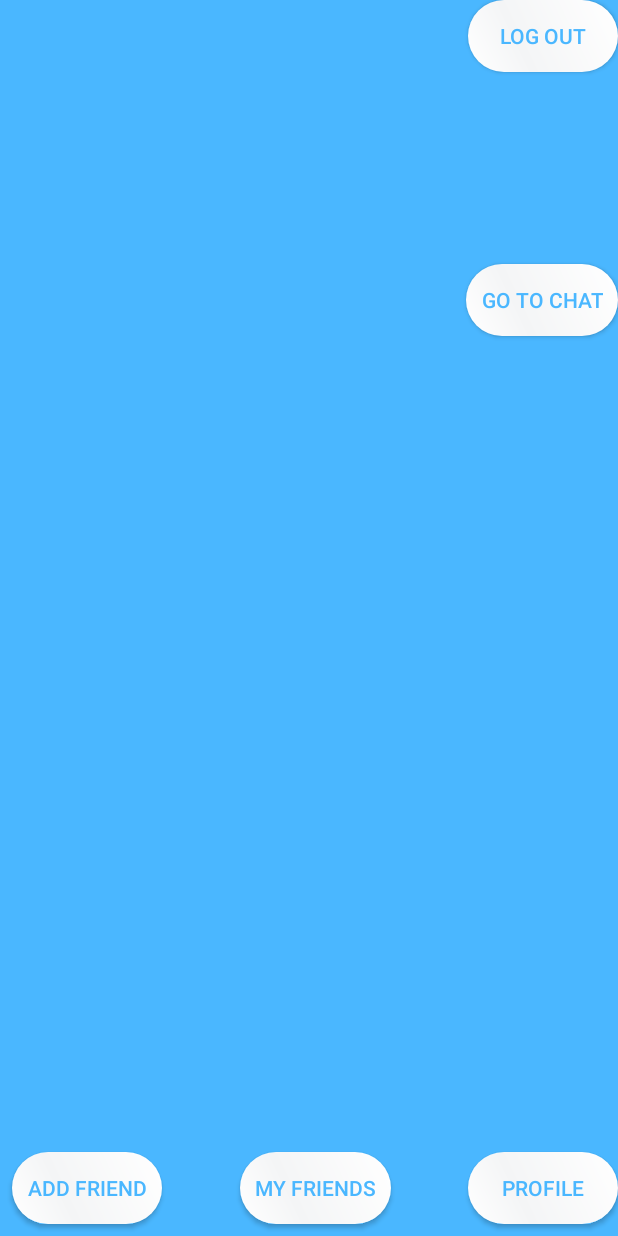
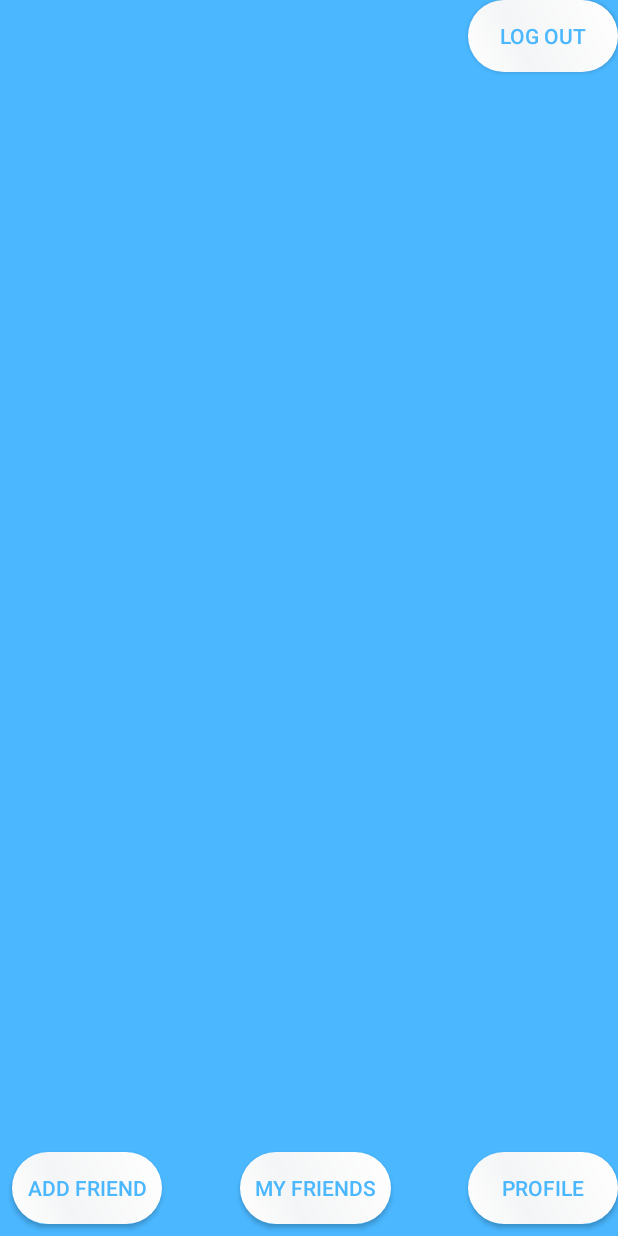
Before and after one commit to MarcusHellkvist/Chat-Application, an Android app: the screen it shows after launch once a user with an empty profile is signed in (Chat_Activity), on a phone screen of 412 x 824 dp. Run offline under Robolectric (Android 15) with nearby library versions, the phone set to English and light mode, and no system bars; our stand-ins replace Firebase (no records; nobody signed in at launch, a user with empty details on screens opened directly).

Commit message:
Alona 25nov. friend list items fixt

```diff
--- a/app/src/main/res/layout/activity_chat_.xml
+++ b/app/src/main/res/layout/activity_chat_.xml
@@ -52,17 +52,5 @@
         app:layout_constraintEnd_toStartOf="@+id/btn_profile"
         app:layout_constraintStart_toEndOf="@+id/button_add_friend" />
 
-    <Button
-        android:id="@+id/go_to_chat"
-        android:layout_width="wrap_content"
-        android:layout_height="wrap_content"
-        android:layout_marginTop="128dp"
-        android:background="@drawable/small_white_bitton"
-        android:textColor="@color/colorTextWhiteButton"
-        android:onClick="goToChstButtonPressed"
-        android:text="Go to chat"
-        app:layout_constraintEnd_toEndOf="parent"
-        app:layout_constraintHorizontal_bias="1.0"
-        app:layout_constraintStart_toStartOf="parent"
-        app:layout_constraintTop_toBottomOf="@+id/log_out" />
+
 </androidx.constraintlayout.widget.ConstraintLayout>
--- a/app/src/main/res/layout/user_list_items.xml
+++ b/app/src/main/res/layout/user_list_items.xml
@@ -2,7 +2,7 @@
 <androidx.constraintlayout.widget.ConstraintLayout xmlns:android="http://schemas.android.com/apk/res/android"
     xmlns:app="http://schemas.android.com/apk/res-auto"
     android:layout_width="match_parent"
-    android:layout_height="match_parent"
+    android:layout_height="wrap_content"
     xmlns:tools="http://schemas.android.com/tools"
     android:background="@color/colorBackground">
 
@@ -48,9 +48,10 @@
         android:id="@+id/user_photo"
         android:layout_width="56dp"
         android:layout_height="47dp"
-        android:layout_marginTop="6dp"
+        android:layout_marginTop="4dp"
         android:layout_marginEnd="4dp"
         app:layout_constraintEnd_toStartOf="@+id/name"
+        app:layout_constraintHorizontal_bias="0.96"
         app:layout_constraintStart_toStartOf="parent"
         app:layout_constraintTop_toTopOf="parent"
         tools:srcCompat="@drawable/user_photo_chat_foreground" />
```
